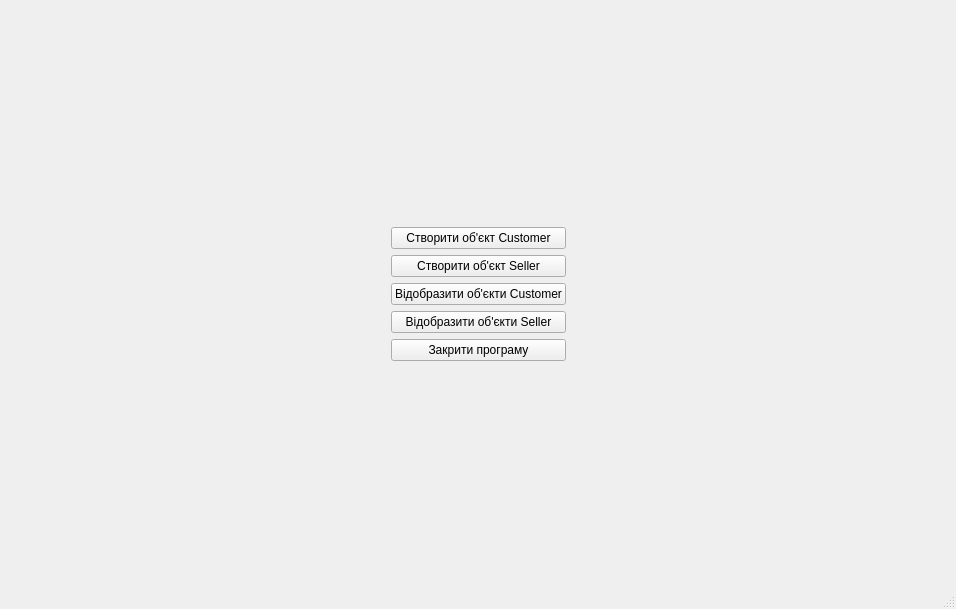
Above: MDI/mainwindow.ui from SpeRRy31/OOP_practice before the change. Below: the same form after it.
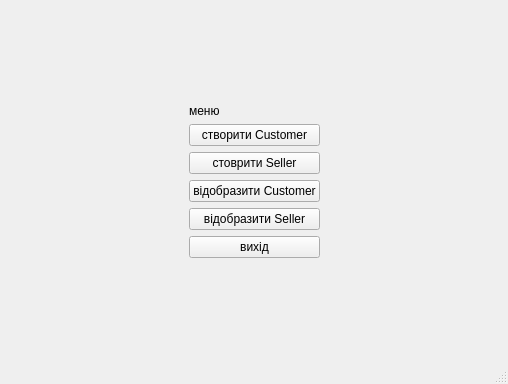
That is the form after the change.

```diff
--- a/MDI/mainwindow.ui
+++ b/MDI/mainwindow.ui
@@ -6,8 +6,8 @@
    <rect>
     <x>0</x>
     <y>0</y>
-    <width>956</width>
-    <height>609</height>
+    <width>508</width>
+    <height>384</height>
    </rect>
   </property>
   <property name="windowTitle">
@@ -15,7 +15,7 @@
   </property>
   <widget class="QWidget" name="centralwidget">
    <layout class="QGridLayout" name="gridLayout">
-    <item row="0" column="2">
+    <item row="0" column="1">
      <spacer name="verticalSpacer_2">
       <property name="orientation">
        <enum>Qt::Vertical</enum>
@@ -23,7 +23,7 @@
       <property name="sizeHint" stdset="0">
        <size>
         <width>20</width>
-        <height>192</height>
+        <height>68</height>
        </size>
       </property>
      </spacer>
@@ -35,59 +35,70 @@
       </property>
       <property name="sizeHint" stdset="0">
        <size>
-        <width>372</width>
+        <width>170</width>
         <height>20</height>
        </size>
       </property>
      </spacer>
     </item>
-    <item row="1" column="1" colspan="2">
+    <item row="1" column="1">
+     <layout class="QVBoxLayout" name="verticalLayout_2">
+      <item>
      <layout class="QVBoxLayout" name="verticalLayout">
       <item>
-       <widget class="QPushButton" name="createCustomerBtn">
+         <widget class="QLabel" name="label">
         <property name="text">
-         <string>Створити об'єкт Customer</string>
+           <string>меню</string>
         </property>
        </widget>
       </item>
       <item>
        <widget class="QPushButton" name="createSellerBtn">
         <property name="text">
-         <string>Створити об'єкт Seller</string>
+           <string>створити Customer</string>
         </property>
        </widget>
       </item>
       <item>
        <widget class="QPushButton" name="viewCustomerBtn">
         <property name="text">
-         <string>Відобразити об'єкти Customer</string>
+           <string>стоврити Seller</string>
         </property>
        </widget>
       </item>
       <item>
        <widget class="QPushButton" name="viewSellerBtn">
         <property name="text">
-         <string>Відобразити об'єкти Seller</string>
+           <string>відобразити Customer</string>
         </property>
        </widget>
       </item>
       <item>
        <widget class="QPushButton" name="exitBtn">
         <property name="text">
-         <string>Закрити програму</string>
+           <string>відобразити Seller</string>
         </property>
        </widget>
       </item>
-     </layout>
-    </item>
-    <item row="1" column="3">
+        <item>
+         <widget class="QPushButton" name="pushButton_5">
+          <property name="text">
+           <string>вихід</string>
+          </property>
+         </widget>
+        </item>
+       </layout>
+      </item>
+     </layout>
+    </item>
+    <item row="1" column="2">
      <spacer name="horizontalSpacer_2">
       <property name="orientation">
        <enum>Qt::Horizontal</enum>
       </property>
       <property name="sizeHint" stdset="0">
        <size>
-        <width>372</width>
+        <width>169</width>
         <height>20</height>
        </size>
       </property>
@@ -101,7 +112,7 @@
       <property name="sizeHint" stdset="0">
        <size>
         <width>20</width>
-        <height>192</height>
+        <height>67</height>
        </size>
       </property>
      </spacer>
```
Left out of the diff: 10 changed lines with no effect on the pictures. Lines whose indentation alone changed are shown as unchanged.
